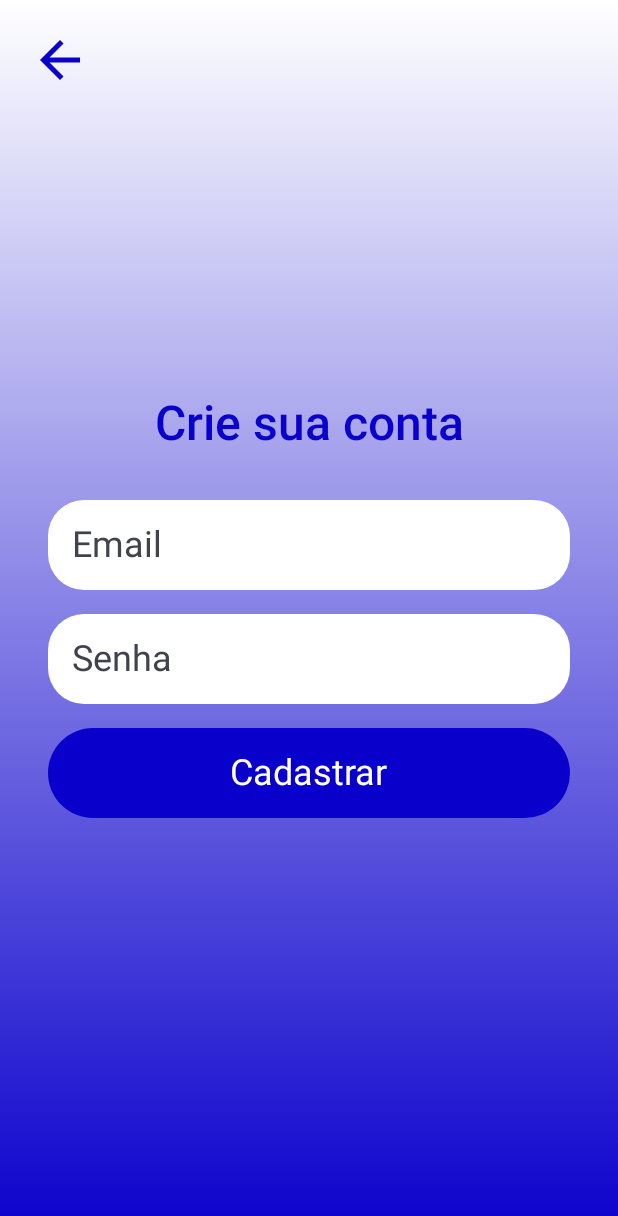
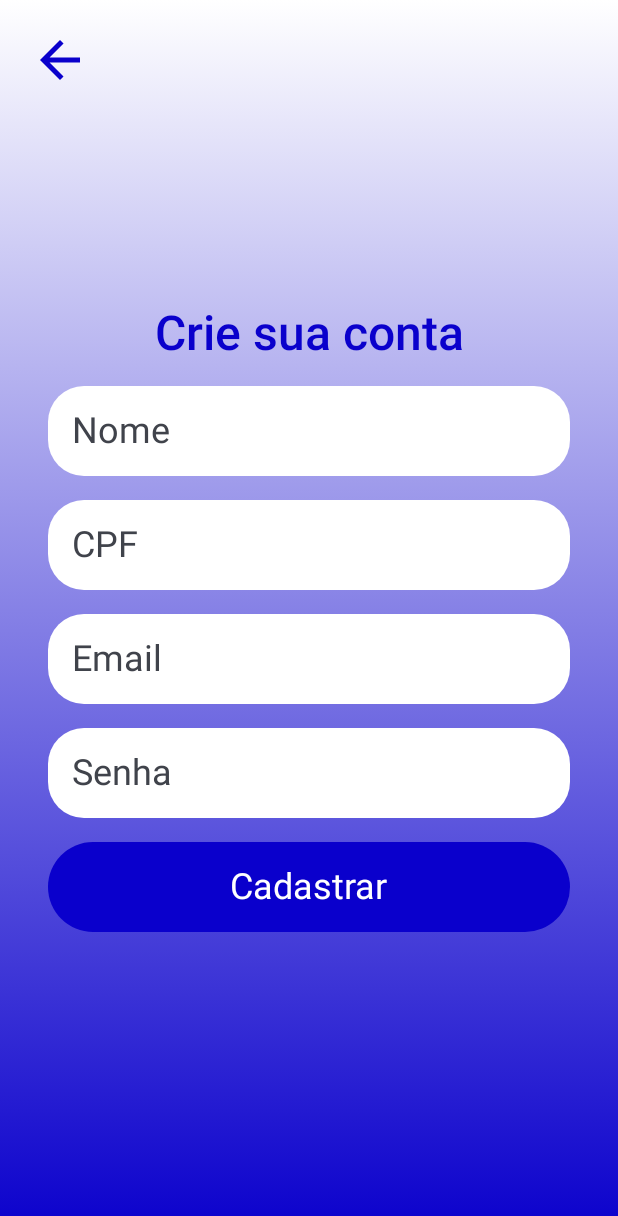
Before and after one commit to AndreMatioski02/MBaaSFavoriteMovies, an Android app built with Jetpack Compose: the SignUpScreen screen opened through its navigation route, on a phone screen of 412 x 824 dp. Shown: the top 1216 px of the screen. Run offline under Robolectric (Android 15) with nearby library versions, the phone set to English and light mode, and no system bars; our stand-ins replace Dagger/Hilt's generated code, Firebase (no records; nobody signed in at launch, a user with empty details on screens opened directly).

```diff
--- a/app/build.gradle.kts
+++ b/app/build.gradle.kts
@@ -68,6 +68,7 @@ dependencies {
     implementation("com.google.firebase:firebase-analytics")
     implementation(libs.firebase.auth.ktx)
     implementation("com.google.dagger:hilt-android:2.52")
+    implementation(libs.firebase.firestore.ktx)
     kapt("com.google.dagger:hilt-android-compiler:2.52")
     implementation("androidx.hilt:hilt-navigation-compose:1.0.0")
     testImplementation(libs.junit)
--- a/app/src/main/java/com/kotlin/mbaasfirebaseproject/navigation/NavGraph.kt
+++ b/app/src/main/java/com/kotlin/mbaasfirebaseproject/navigation/NavGraph.kt
@@ -21,7 +21,11 @@ fun AppNavGraph(startDestination: String = "login") {
             }, onSignupClicked = { navController.navigate("signup")})
         }
         composable("home") {
-            HomeScreen(navController, loginViewModel)
+            HomeScreen(loginViewModel) {
+                navController.navigate("login") {
+                    popUpTo("home") { inclusive = true }
+                }
+            }
         }
         composable("signup") {
             SignUpScreen(navController)
--- a/app/src/main/java/com/kotlin/mbaasfirebaseproject/ui/screens/signup/SignUpScreen.kt
+++ b/app/src/main/java/com/kotlin/mbaasfirebaseproject/ui/screens/signup/SignUpScreen.kt
@@ -5,10 +5,8 @@ import androidx.compose.foundation.layout.Arrangement
 import androidx.compose.foundation.layout.Box
 import androidx.compose.foundation.layout.Column
 import androidx.compose.foundation.layout.PaddingValues
-import androidx.compose.foundation.layout.Spacer
 import androidx.compose.foundation.layout.fillMaxSize
 import androidx.compose.foundation.layout.fillMaxWidth
-import androidx.compose.foundation.layout.height
 import androidx.compose.foundation.layout.padding
 import androidx.compose.foundation.layout.size
 import androidx.compose.foundation.shape.RoundedCornerShape
@@ -38,6 +36,8 @@ import com.kotlin.mbaasfirebaseproject.ui.components.CustomTextField
 
 @Composable
 fun SignUpScreen(navController: NavController, signUpViewModel: SignUpViewModel = viewModel()) {
+    val name by signUpViewModel.name.collectAsState()
+    val cpf by signUpViewModel.cpf.collectAsState()
     val email by signUpViewModel.email.collectAsState()
     val password by signUpViewModel.password.collectAsState()
     val signupState by signUpViewModel.signUpState.collectAsState()
@@ -70,22 +70,25 @@ fun SignUpScreen(navController: NavController, signUpViewModel: SignUpViewModel
         }
         Column(
             horizontalAlignment = Alignment.CenterHorizontally,
-            verticalArrangement = Arrangement.Center,
+            verticalArrangement = Arrangement.spacedBy(16.dp),
             modifier = Modifier.padding(16.dp)
         ) {
             Text("Crie sua conta", style = TextStyle(fontSize = 32.sp, color = Color(0xFF0A00CC)), textAlign = TextAlign.Center, fontWeight = FontWeight(500))
-            Spacer(modifier = Modifier.height(32.dp))
+
+            CustomTextField("Nome", name, { signUpViewModel.onNameChange(it) }, false)
+
+            CustomTextField("CPF", cpf, { signUpViewModel.onCpfChange(it) }, false)
+
             CustomTextField("Email", email, { signUpViewModel.onEmailChange(it) }, false)
-            Spacer(modifier = Modifier.height(16.dp))
+
             CustomTextField("Senha", password, { signUpViewModel.onPasswordChange(it) }, true)
-            Spacer(modifier = Modifier.height(16.dp))
+
             Button(onClick = { signUpViewModel.onSignUpClicked() }, modifier = Modifier
                 .fillMaxWidth()
                 .padding(horizontal = 16.dp), colors = ButtonDefaults.buttonColors(containerColor = Color(0xFF0A00CC)), shape = RoundedCornerShape(100.dp), contentPadding = PaddingValues(vertical = 16.dp)
             ) {
                 Text("Cadastrar", style = TextStyle(fontSize = 24.sp, color = Color(0xFFFFFFFF)))
             }
-            Spacer(modifier = Modifier.height(16.dp))
 
             when (signupState) {
                 is SignUpState.Idle -> {
@@ -99,7 +102,7 @@ fun SignUpScreen(navController: NavController, signUpViewModel: SignUpViewModel
                 }
                 is SignUpState.Error -> {
                     Text("Usuário já existente ou senha muito curta. Tente novamente!", color = Color(0xFFCC0014), style = TextStyle(fontSize = 24.sp, textAlign = TextAlign.Center, fontWeight = FontWeight(400)))
-                    // Text("Error: ${(signupState as SignUpState.Error).message}")
+                    Text("Error: ${(signupState as SignUpState.Error).message}")
                 }
             }
         }
--- a/gradle/libs.versions.toml
+++ b/gradle/libs.versions.toml
@@ -13,6 +13,7 @@ lifecycleViewModelCompose = "2.6.1"
 navigationCompose = "2.7.7"
 firebaseAuthKtx = "23.0.0"
 hilt = "2.44"
+firebaseFirestoreKtx = "25.0.0"
 
 [libraries]
 androidx-core-ktx = { group = "androidx.core", name = "core-ktx", version.ref = "coreKtx" }
@@ -34,6 +35,7 @@ androidx-navigation-compose = { group = "androidx.navigation", name = "navigatio
 firebase-auth-ktx = { group = "com.google.firebase", name = "firebase-auth-ktx", version.ref = "firebaseAuthKtx" }
 hilt-android = { group = "com.google.dagger", name = "hilt-android", version.ref = "hilt" }
 hilt-compiler = { group = "com.google.dagger", name = "hilt-compiler", version.ref = "hilt" }
+firebase-firestore-ktx = { group = "com.google.firebase", name = "firebase-firestore-ktx", version.ref = "firebaseFirestoreKtx" }
 
 [plugins]
 android-application = { id = "com.android.application", version.ref = "agp" }
```
Also changed, not shown: app/src/main/java/com/kotlin/mbaasfirebaseproject/ui/screens/home/HomeScreen.kt (+12 -12 lines), app/src/main/java/com/kotlin/mbaasfirebaseproject/ui/screens/login/LoginViewModel.kt (+23 -3 lines), app/src/main/java/com/kotlin/mbaasfirebaseproject/ui/screens/signup/SignUpViewModel.kt (+36 -7 lines).
